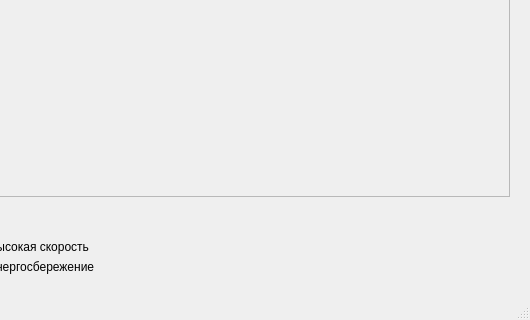
Before: the Qt Designer form mainwindow.ui in tomyqg/topaz-m, drawn with Qt 5; both pictures show x 750 to 1280 and y 480 to 800 of the 1280 by 800 pixel window.
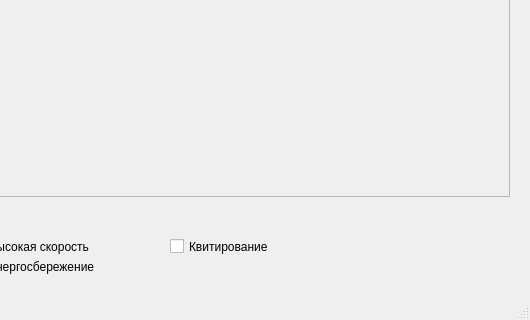
After: the same form once the commit is applied. Icons and pictures are not drawn. Custom widgets are drawn as their Qt base class.

The edit to the form file:
```diff
--- a/mainwindow.ui
+++ b/mainwindow.ui
@@ -257,6 +257,19 @@
      <cursorShape>BlankCursor</cursorShape>
     </property>
    </widget>
+   <widget class="QCheckBox" name="ConfirmBox">
+    <property name="geometry">
+     <rect>
+      <x>920</x>
+      <y>700</y>
+      <width>141</width>
+      <height>19</height>
+     </rect>
+    </property>
+    <property name="text">
+     <string>Квитирование</string>
+    </property>
+   </widget>
   </widget>
   <widget class="QMenuBar" name="menuBar">
    <property name="geometry">
```
